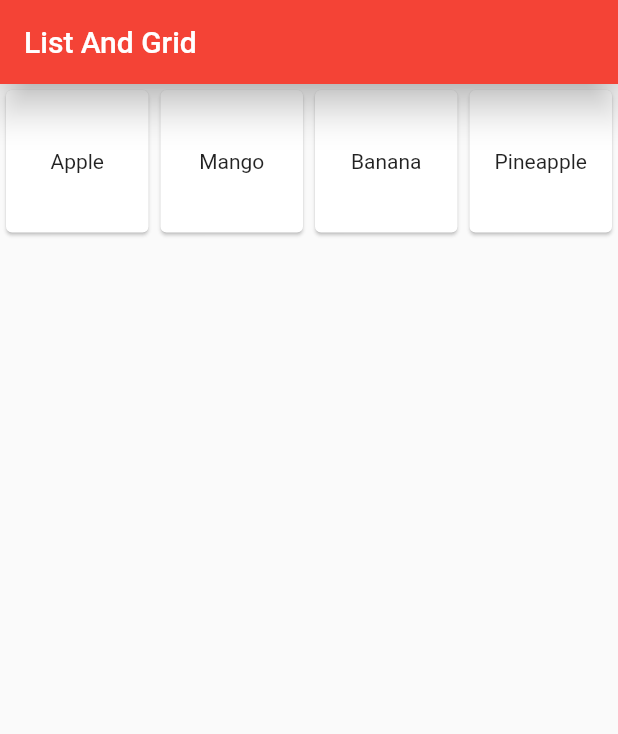
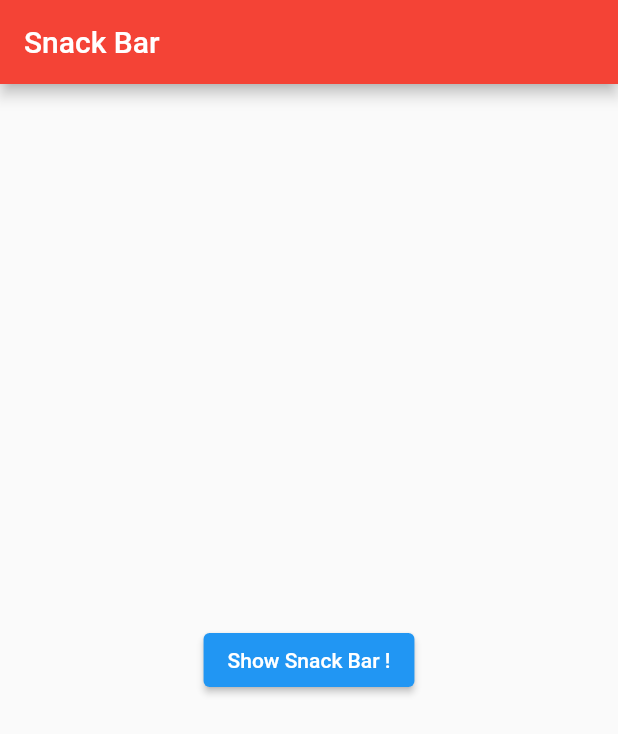
Before and after one commit to itsnehabhagat05/LearningFlutterTopics, a Flutter app: the screen it shows after launch, on a phone screen of 412 x 824 dp. Shown: the top 734 px of the screen. Run offline on Flutter 3.47's test engine with Material 2 defaults, Android fonts, the light colour scheme and no system bars.

Commit message:
Snack Bar

```diff
--- a/lib/main.dart
+++ b/lib/main.dart
@@ -3,6 +3,7 @@ import 'package:learn_flutter/widgets/container_sized.dart';
 import 'package:learn_flutter/widgets/list_grid.dart';
 import 'package:learn_flutter/widgets/rowscols.dart';
 import 'package:learn_flutter/widgets/buttons.dart';
+import 'package:learn_flutter/widgets/snackbar.dart';
 
 void main(){
   runApp(const LearnApp());
@@ -20,7 +21,7 @@ class LearnApp extends StatelessWidget {
         brightness: Brightness.light,
 
         primaryColor: Colors.deepPurple,),
-      home:ListGrid() ,
+      home:SnackbarWidget() ,
 
     );
   }
--- /dev/null
+++ b/lib/widgets/snackbar.dart
@@ -0,0 +1,40 @@
+import 'package:flutter/material.dart';
+
+class SnackbarWidget extends StatelessWidget {
+  const SnackbarWidget({super.key});
+
+  @override
+  Widget build(BuildContext context) {
+    return Scaffold(
+      appBar: AppBar(
+        title: Text('Snack Bar'),
+        backgroundColor: Colors.red,
+      ),
+      body: Container(
+        child: Center(
+          child: ElevatedButton(
+
+            onPressed: () {
+              final snackbar = SnackBar(
+                action: SnackBarAction(
+                  label: 'undu',
+                  textColor: Colors.blue,
+                  onPressed: () {},
+                ),
+                shape: RoundedRectangleBorder(borderRadius: BorderRadius.circular(20)),
+                behavior: SnackBarBehavior.floating,
+               // padding: EdgeInsets.all(10),
+                duration: const Duration(milliseconds: 3000),
+                backgroundColor: Colors.pink,
+                content: Text('This is a Snack Bar'));
+              ScaffoldMessenger.of(context).showSnackBar(snackbar);
+            },
+            child: Text('Show Snack Bar !'),
+
+
+          )
+          ),
+      ),
+    );
+  }
+}
```
